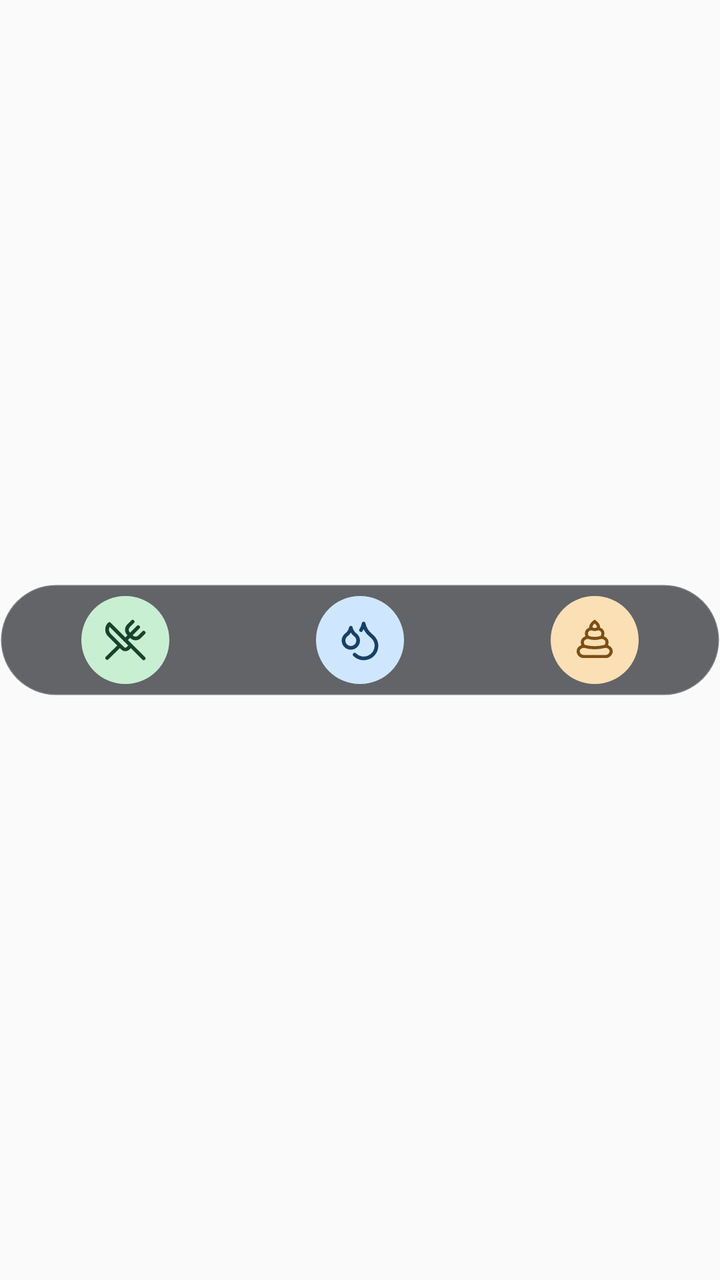
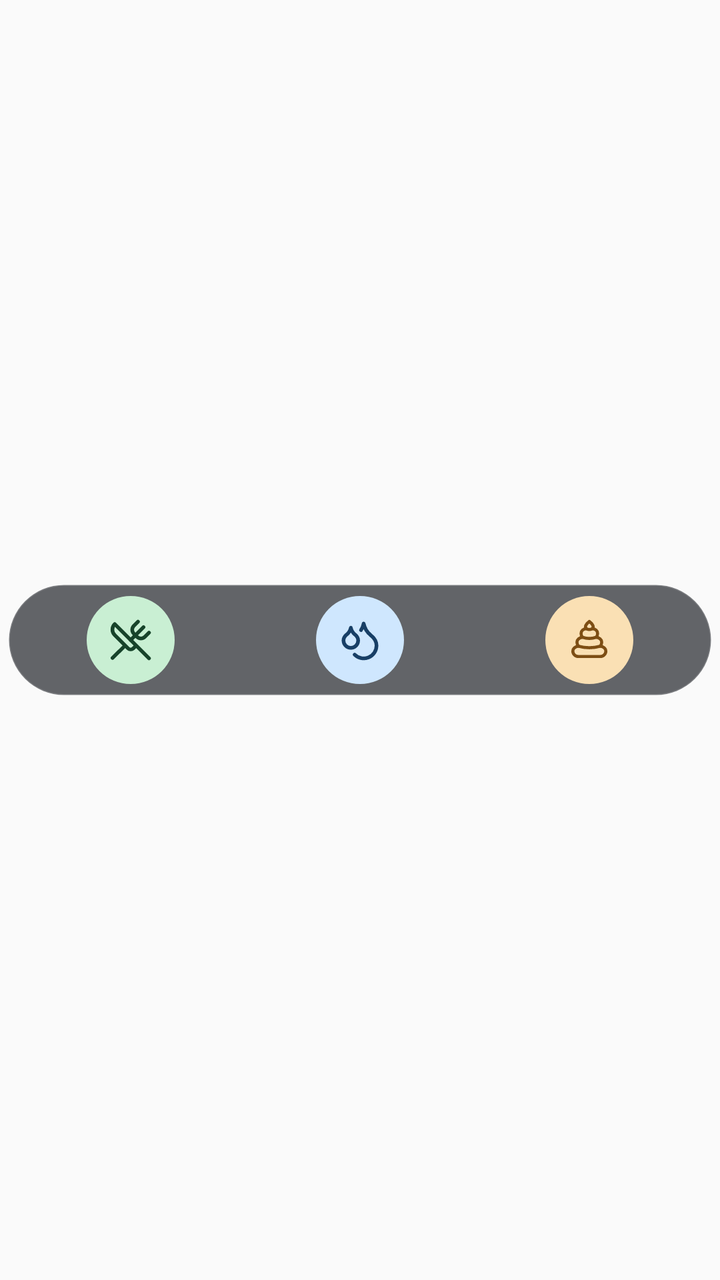

Screens rendered from an Android XML layout before and after an edit, with the pre-edit source and the edit as a unified diff.
<!-- AndroidManifest.xml: application theme AppTheme -->
<!-- res/layout/widget_essential_dark.xml -->
<?xml version="1.0" encoding="utf-8"?>
<FrameLayout xmlns:android="http://schemas.android.com/apk/res/android" android:layout_width="match_parent" android:layout_height="match_parent">
    <LinearLayout android:id="@+id/widget_tray" android:layout_width="match_parent" android:layout_height="wrap_content"
        android:layout_gravity="center" android:orientation="vertical" android:padding="4dp" android:background="@drawable/widget_tray_dark">
        <include layout="@layout/widget_actions_three" />
    </LinearLayout>
</FrameLayout>
<!-- res/layout/widget_actions_three.xml (included above) -->
<?xml version="1.0" encoding="utf-8"?>
<LinearLayout xmlns:android="http://schemas.android.com/apk/res/android" android:layout_width="match_parent" android:layout_height="48dp" android:orientation="horizontal" android:gravity="center">
    <ImageButton android:id="@+id/widget_food" style="@style/WidgetAction"
        android:src="@drawable/widget_food_icon" android:contentDescription="@string/widget_food" />
    <ImageButton android:id="@+id/widget_water" style="@style/WidgetAction"
        android:src="@drawable/widget_water_icon" android:contentDescription="@string/widget_water" />
    <ImageButton android:id="@+id/widget_poop" style="@style/WidgetAction"
        android:src="@drawable/widget_poop_icon" android:contentDescription="@string/widget_poop" />
</LinearLayout>
<!-- resources referenced by this layout -->
<resources>
  <!-- drawable widget_food_icon (drawable) -->
  <?xml version="1.0" encoding="utf-8"?>
  <vector xmlns:android="http://schemas.android.com/apk/res/android" android:width="44dp" android:height="44dp" android:viewportWidth="48" android:viewportHeight="48">
      <path android:fillColor="#C9EFD3" android:pathData="M24,0a24,24 0,1 0,0 48a24,24 0,1 0,0 -48Z" />
      <group android:translateX="12" android:translateY="12">
          <path android:fillColor="@android:color/transparent" android:strokeColor="#17432A" android:strokeWidth="2" android:strokeLineCap="round" android:strokeLineJoin="round" android:pathData="m16 2-2.3 2.3a3 3 0 0 0 0 4.2l1.8 1.8a3 3 0 0 0 4.2 0L22 8" />
          <path android:fillColor="@android:color/transparent" android:strokeColor="#17432A" android:strokeWidth="2" android:strokeLineCap="round" android:strokeLineJoin="round" android:pathData="M15 15 3.3 3.3a4.2 4.2 0 0 0 0 6l7.3 7.3c.7.7 2 .7 2.8 0L15 15Zm0 0 7 7" />
          <path android:fillColor="@android:color/transparent" android:strokeColor="#17432A" android:strokeWidth="2" android:strokeLineCap="round" android:strokeLineJoin="round" android:pathData="m2.1 21.8 6.4-6.3" />
          <path android:fillColor="@android:color/transparent" android:strokeColor="#17432A" android:strokeWidth="2" android:strokeLineCap="round" android:strokeLineJoin="round" android:pathData="m19 5-7 7" />
      </group>
  </vector>
  <!-- drawable widget_tray_dark (drawable) -->
  <?xml version="1.0" encoding="utf-8"?>
  <shape xmlns:android="http://schemas.android.com/apk/res/android" android:shape="rectangle"><solid android:color="#A612151B" /><stroke android:width="1dp" android:color="#26FFFFFF" /><corners android:radius="32dp" /></shape>
  <!-- drawable widget_water_icon (drawable) -->
  <?xml version="1.0" encoding="utf-8"?>
  <vector xmlns:android="http://schemas.android.com/apk/res/android" android:width="44dp" android:height="44dp" android:viewportWidth="48" android:viewportHeight="48">
      <path android:fillColor="#CFE7FE" android:pathData="M24,0a24,24 0,1 0,0 48a24,24 0,1 0,0 -48Z" />
      <group android:translateX="12" android:translateY="12">
          <path android:fillColor="@android:color/transparent" android:strokeColor="#183F66" android:strokeWidth="2" android:strokeLineCap="round" android:strokeLineJoin="round" android:pathData="M7 16.3c2.2 0 4-1.83 4-4.05 0-1.16-.57-2.26-1.71-3.19S7.29 6.75 7 5.3c-.29 1.45-1.14 2.84-2.29 3.76S3 11.1 3 12.25c0 2.22 1.8 4.05 4 4.05z" />
          <path android:fillColor="@android:color/transparent" android:strokeColor="#183F66" android:strokeWidth="2" android:strokeLineCap="round" android:strokeLineJoin="round" android:pathData="M12.56 6.6A10.97 10.97 0 0 0 14 3.02c.5 2.5 2 4.9 4 6.5s3 3.5 3 5.5a6.98 6.98 0 0 1-11.91 4.97" />
      </group>
  </vector>
  <string name="widget_food">Food</string>
  <string name="widget_poop">Poop</string>
  <string name="widget_water">Water</string>
  <style name="WidgetAction">
          <item name="android:layout_width">0dp</item>
          <item name="android:layout_height">48dp</item>
          <item name="android:layout_weight">1</item>
          <item name="android:padding">0dp</item>
          <item name="android:scaleType">centerInside</item>
          <item name="android:background">@drawable/widget_ripple</item>
          <item name="android:focusable">true</item>
      </style>
  <style name="AppTheme" parent="Theme.AppCompat.Light.DarkActionBar">
          
          <item name="colorPrimary">@color/colorPrimary</item>
          <item name="colorPrimaryDark">@color/colorPrimaryDark</item>
          <item name="colorAccent">@color/colorAccent</item>
      </style>
  <!-- drawable widget_ripple (drawable) -->
  <?xml version="1.0" encoding="utf-8"?>
  <ripple xmlns:android="http://schemas.android.com/apk/res/android" android:color="#24000000"><item android:id="@android:id/mask"><shape android:shape="oval"><solid android:color="#FFFFFF" /></shape></item></ripple>
  <!-- unchanged entries left out for length: 1 -->
</resources>

<!-- the commit's change to res/layout/widget_essential_dark.xml (unified diff, before → after) -->
@@ -1,5 +1,5 @@
 <?xml version="1.0" encoding="utf-8"?>
-<FrameLayout xmlns:android="http://schemas.android.com/apk/res/android" android:layout_width="match_parent" android:layout_height="match_parent">
+<FrameLayout xmlns:android="http://schemas.android.com/apk/res/android" android:layout_width="match_parent" android:layout_height="match_parent" android:padding="4dp" android:clipChildren="false" android:clipToPadding="false">
     <LinearLayout android:id="@+id/widget_tray" android:layout_width="match_parent" android:layout_height="wrap_content"
         android:layout_gravity="center" android:orientation="vertical" android:padding="4dp" android:background="@drawable/widget_tray_dark">
         <include layout="@layout/widget_actions_three" />
